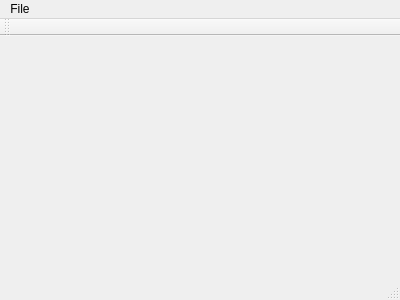
Before: the Qt Designer form mainwindow.ui in Ryan-Bilodeau/ContactManager-Windows, drawn with Qt 5.
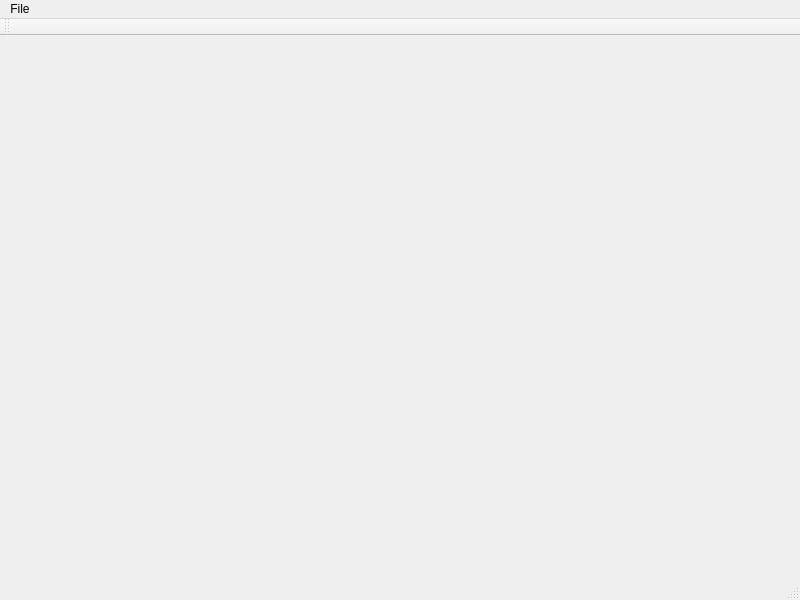
After: the same form once the commit is applied.

Patch:
```diff
--- a/mainwindow.ui
+++ b/mainwindow.ui
@@ -6,8 +6,8 @@
    <rect>
     <x>0</x>
     <y>0</y>
-    <width>400</width>
-    <height>300</height>
+    <width>800</width>
+    <height>600</height>
    </rect>
   </property>
   <property name="windowTitle">
@@ -19,8 +19,8 @@
     <rect>
      <x>0</x>
      <y>0</y>
-     <width>400</width>
-     <height>19</height>
+     <width>800</width>
+     <height>24</height>
     </rect>
    </property>
    <property name="defaultUp">
```
